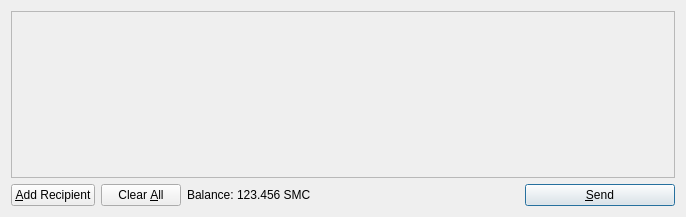
Above: src/qt/forms/sendcoinsdialog.ui from ittscoin/ittscoin before the change. Below: the same form after it.
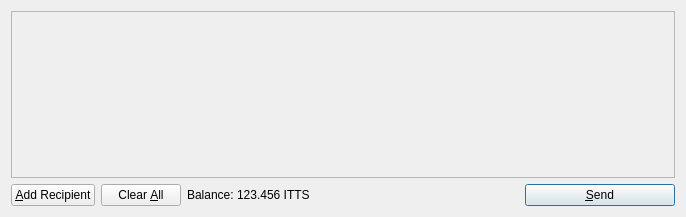
That is the form after the change. Icons and pictures are not drawn.

Patch:
```diff
--- a/src/qt/forms/sendcoinsdialog.ui
+++ b/src/qt/forms/sendcoinsdialog.ui
@@ -119,7 +119,7 @@
           <cursorShape>IBeamCursor</cursorShape>
          </property>
          <property name="text">
-          <string>123.456 SMC</string>
+          <string>123.456 ITTS</string>
          </property>
          <property name="textInteractionFlags">
           <set>Qt::LinksAccessibleByMouse|Qt::TextSelectableByKeyboard|Qt::TextSelectableByMouse</set>
```
